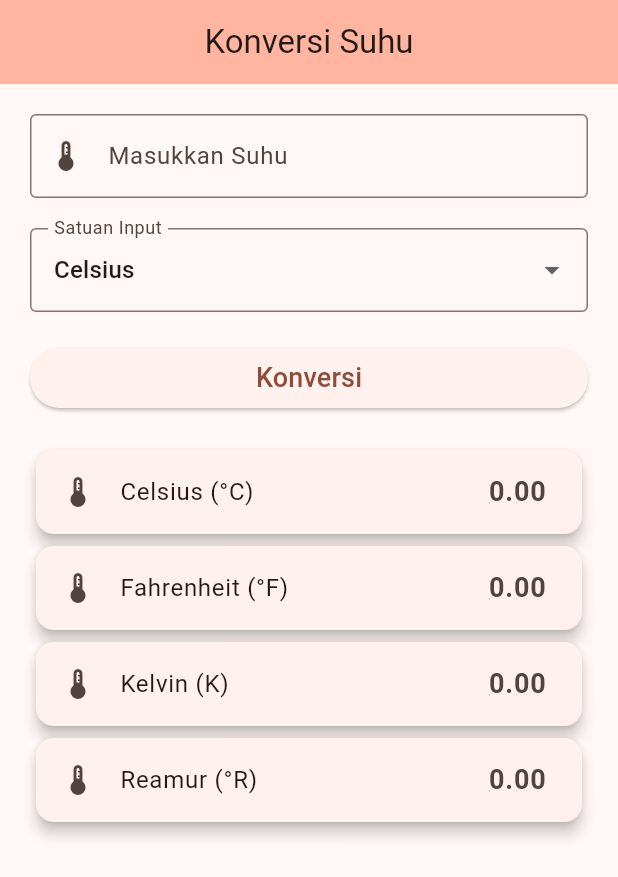
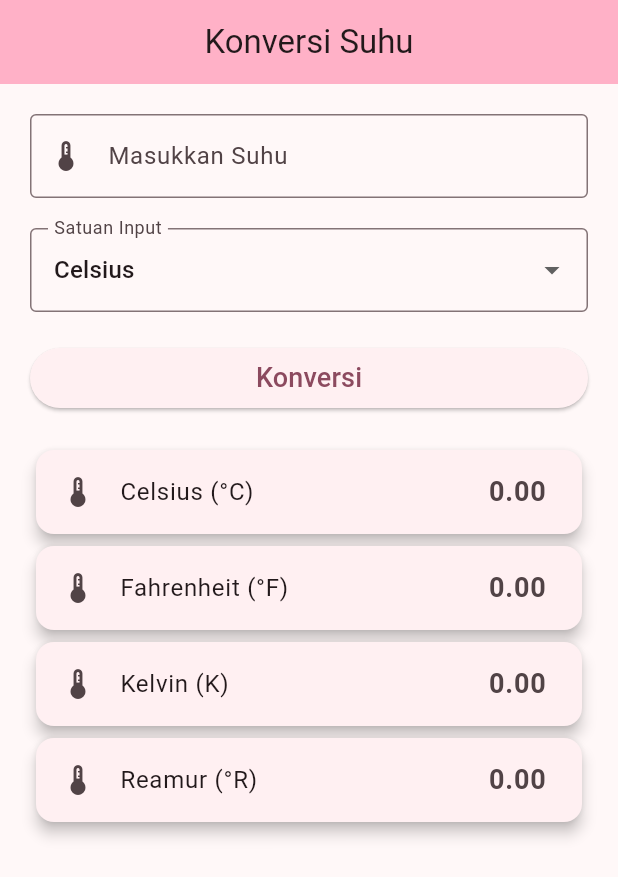
Before and after one commit to nadhiada/praktikum-flutter, a Flutter app: the screen it shows after launch, after a tap on "Konversi", on a phone screen of 412 x 824 dp. Shown: the top 877 px of the screen. Run offline on Flutter 3.47's test engine with Material 3 defaults, Android fonts, the light colour scheme and no system bars.

Commit message:
refactor konversi suhu dgn state management provider

```diff
--- /dev/null
+++ b/konversi_suhu_nadhia/lib/home_page.dart
@@ -0,0 +1,105 @@
+import 'package:flutter/material.dart';
+import 'package:provider/provider.dart';
+import 'temperature_provider.dart';
+
+class HomePage extends StatelessWidget {
+  const HomePage({super.key});
+
+  @override
+  Widget build(BuildContext context) {
+
+    final provider = Provider.of<TemperatureProvider>(context);
+    final TextEditingController controller = TextEditingController();
+
+    Widget hasil(String nama, double nilai) {
+      return Card(
+        elevation: 4,
+        child: ListTile(
+          leading: const Icon(Icons.thermostat),
+          title: Text(nama),
+          trailing: Text(
+            nilai.toStringAsFixed(2),
+            style: const TextStyle(
+              fontSize: 18,
+              fontWeight: FontWeight.bold,
+            ),
+          ),
+        ),
+      );
+    }
+
+    return Scaffold(
+      appBar: AppBar(
+        title: const Text("Konversi Suhu"),
+        centerTitle: true,
+        backgroundColor: Theme.of(context).colorScheme.inversePrimary,
+      ),
+
+      body: Padding(
+        padding: const EdgeInsets.all(20),
+
+        child: Column(
+          children: [
+
+            TextField(
+              controller: controller,
+              keyboardType: TextInputType.number,
+              decoration: const InputDecoration(
+                labelText: "Masukkan Suhu",
+                border: OutlineInputBorder(),
+                prefixIcon: Icon(Icons.thermostat),
+              ),
+            ),
+
+            const SizedBox(height: 20),
+
+            DropdownButtonFormField(
+              value: provider.satuanInput,
+              decoration: const InputDecoration(
+                labelText: "Satuan Input",
+                border: OutlineInputBorder(),
+              ),
+              items: const [
+                DropdownMenuItem(value: "Celsius", child: Text("Celsius")),
+                DropdownMenuItem(value: "Fahrenheit", child: Text("Fahrenheit")),
+                DropdownMenuItem(value: "Kelvin", child: Text("Kelvin")),
+                DropdownMenuItem(value: "Reamur", child: Text("Reamur")),
+              ],
+              onChanged: (value) {
+                provider.setSatuan(value!);
+              },
+            ),
+
+            const SizedBox(height: 20),
+
+            SizedBox(
+              width: double.infinity,
+              child: ElevatedButton(
+                onPressed: () {
+                  provider.konversi(controller.text);
+                },
+                child: const Text(
+                  "Konversi",
+                  style: TextStyle(fontSize: 18),
+                ),
+              ),
+            ),
+
+            const SizedBox(height: 20),
+
+            Expanded(
+              child: ListView(
+                children: [
+                  hasil("Celsius (°C)", provider.c),
+                  hasil("Fahrenheit (°F)", provider.f),
+                  hasil("Kelvin (K)", provider.k),
+                  hasil("Reamur (°R)", provider.r),
+                ],
+              ),
+            )
+          ],
+        ),
+      ),
+    );
+  }
+}
--- a/konversi_suhu_nadhia/lib/main.dart
+++ b/konversi_suhu_nadhia/lib/main.dart
@@ -1,7 +1,15 @@
 import 'package:flutter/material.dart';
+import 'package:provider/provider.dart';
+import 'home_page.dart';
+import 'temperature_provider.dart';
 
 void main() {
-  runApp(const MyApp());
+  runApp(
+    ChangeNotifierProvider(
+      create: (_) => TemperatureProvider(),
+      child: const MyApp(),
+    ),
+  );
 }
 
 class MyApp extends StatelessWidget {
@@ -13,193 +21,10 @@ class MyApp extends StatelessWidget {
       title: 'Konversi Suhu Nadhia',
       debugShowCheckedModeBanner: false,
       theme: ThemeData(
-        colorScheme: ColorScheme.fromSeed(seedColor: Colors.deepOrange),
+        colorScheme: ColorScheme.fromSeed(seedColor: const Color.fromARGB(255, 255, 179, 200)),
+        useMaterial3: true,
       ),
       home: const HomePage(),
     );
   }
 }
-
-class HomePage extends StatefulWidget {
-  const HomePage({super.key});
-
-  @override
-  State<HomePage> createState() => _HomePageState();
-}
-
-class _HomePageState extends State<HomePage> {
-
-  final TextEditingController controller = TextEditingController();
-
-  String satuanInput = "Celsius";
-
-  double c = 0;
-  double f = 0;
-  double k = 0;
-  double r = 0;
-
-  void konversi() {
-
-    if(controller.text.isEmpty) return;
-
-    double input = double.parse(controller.text);
-
-    setState(() {
-
-      switch (satuanInput) {
-
-        case "Celsius":
-          c = input;
-          f = (c * 9/5) + 32;
-          k = c + 273.15;
-          r = c * 4/5;
-          break;
-
-        case "Fahrenheit":
-          f = input;
-          c = (f - 32) * 5/9;
-          k = c + 273.15;
-          r = c * 4/5;
-          break;
-
-        case "Kelvin":
-          k = input;
-          c = k - 273.15;
-          f = (c * 9/5) + 32;
-          r = c * 4/5;
-          break;
-
-        case "Reamur":
-          r = input;
-          c = r * 5/4;
-          f = (c * 9/5) + 32;
-          k = c + 273.15;
-          break;
-
-      }
-
-    });
-  }
-
-  Widget hasil(String nama, double nilai) {
-    return Card(
-      elevation: 4,
-      child: ListTile(
-        leading: const Icon(Icons.thermostat),
-        title: Text(nama),
-        trailing: Text(
-          nilai.toStringAsFixed(2),
-          style: const TextStyle(
-              fontSize: 18,
-              fontWeight: FontWeight.bold
-          ),
-        ),
-      ),
-    );
-  }
-
-  @override
-  Widget build(BuildContext context) {
-
-    return Scaffold(
-
-      appBar: AppBar(
-        title: const Text("Konversi Suhu"),
-        centerTitle: true,
-        backgroundColor: Theme.of(context).colorScheme.inversePrimary,
-      ),
-
-      body: Padding(
-        padding: const EdgeInsets.all(20),
-
-        child: Column(
-
-          children: [
-
-            TextField(
-              controller: controller,
-              keyboardType: TextInputType.number,
-              decoration: const InputDecoration(
-                labelText: "Masukkan Suhu",
-                border: OutlineInputBorder(),
-                prefixIcon: Icon(Icons.thermostat),
-              ),
-            ),
-
-            const SizedBox(height: 20),
-
-            DropdownButtonFormField(
-              value: satuanInput,
-              decoration: const InputDecoration(
-                labelText: "Satuan Input",
-                border: OutlineInputBorder(),
-              ),
-
-              items: const [
-
-                DropdownMenuItem(
-                  value: "Celsius",
-                  child: Text("Celsius"),
-                ),
-
-                DropdownMenuItem(
-                  value: "Fahrenheit",
-                  child: Text("Fahrenheit"),
-                ),
-
-                DropdownMenuItem(
-                  value: "Kelvin",
-                  child: Text("Kelvin"),
-                ),
-
-                DropdownMenuItem(
-                  value: "Reamur",
-                  child: Text("Reamur"),
-                ),
-
-              ],
-
-              onChanged: (value) {
-                setState(() {
-                  satuanInput = value!;
-                });
-              },
-
-            ),
-
-            const SizedBox(height: 20),
-
-            SizedBox(
-              width: double.infinity,
-              child: ElevatedButton(
-                onPressed: konversi,
-                child: const Text(
-                  "Konversi",
-                  style: TextStyle(fontSize: 18),
-                ),
-              ),
-            ),
-
-            const SizedBox(height: 20),
-
-            Expanded(
-              child: ListView(
-
-                children: [
-
-                  hasil("Celsius (°C)", c),
-                  hasil("Fahrenheit (°F)", f),
-                  hasil("Kelvin (K)", k),
-                  hasil("Reamur (°R)", r),
-
-                ],
-
-              ),
-            )
-
-          ],
-        ),
-      ),
-    );
-  }
-}
--- /dev/null
+++ b/konversi_suhu_nadhia/lib/temperature_provider.dart
@@ -0,0 +1,56 @@
+import 'package:flutter/material.dart';
+
+class TemperatureProvider extends ChangeNotifier {
+
+  String satuanInput = "Celsius";
+
+  double c = 0;
+  double f = 0;
+  double k = 0;
+  double r = 0;
+
+  void setSatuan(String value) {
+    satuanInput = value;
+    notifyListeners();
+  }
+
+  void konversi(String value) {
+
+    if (value.isEmpty) return;
+
+    double input = double.parse(value);
+
+    switch (satuanInput) {
+
+      case "Celsius":
+        c = input;
+        f = (c * 9/5) + 32;
+        k = c + 273.15;
+        r = c * 4/5;
+        break;
+
+      case "Fahrenheit":
+        f = input;
+        c = (f - 32) * 5/9;
+        k = c + 273.15;
+        r = c * 4/5;
+        break;
+
+      case "Kelvin":
+        k = input;
+        c = k - 273.15;
+        f = (c * 9/5) + 32;
+        r = c * 4/5;
+        break;
+
+      case "Reamur":
+        r = input;
+        c = r * 5/4;
+        f = (c * 9/5) + 32;
+        k = c + 273.15;
+        break;
+    }
+
+    notifyListeners();
+  }
+}
--- a/konversi_suhu_nadhia/pubspec.yaml
+++ b/konversi_suhu_nadhia/pubspec.yaml
@@ -34,6 +34,7 @@ dependencies:
   # The following adds the Cupertino Icons font to your application.
   # Use with the CupertinoIcons class for iOS style icons.
   cupertino_icons: ^1.0.8
+  provider: ^6.1.5+1
 
 dev_dependencies:
   flutter_test:
```
Also changed, not shown: konversi_suhu_nadhia/pubspec.lock, 1 other file.
